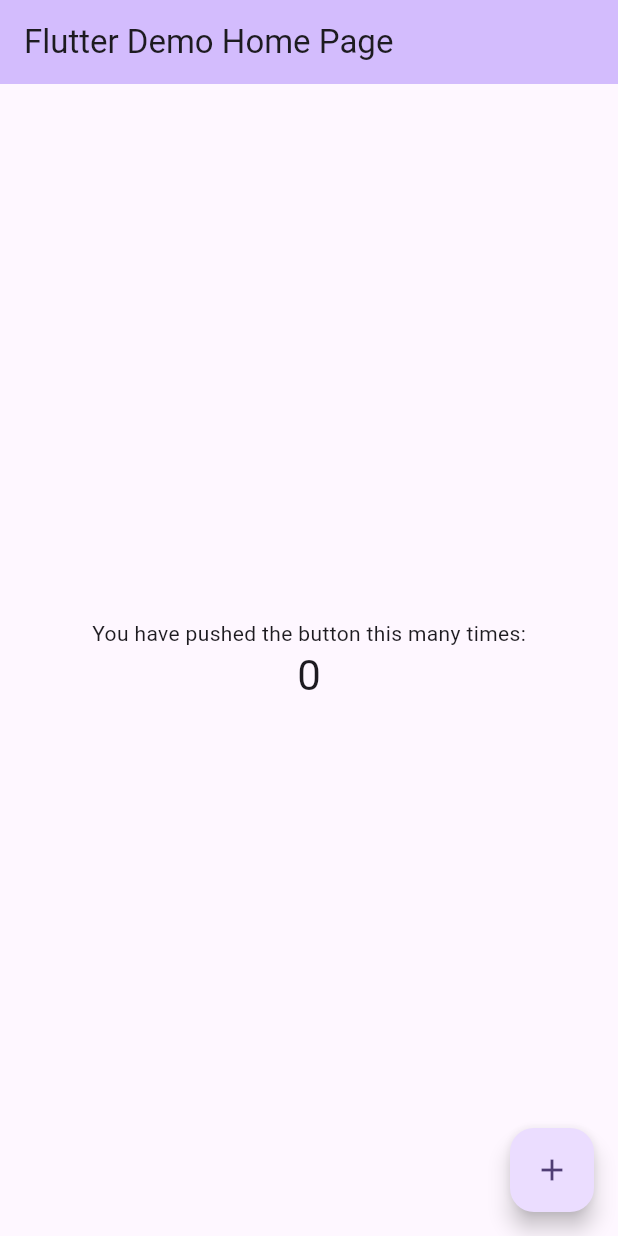
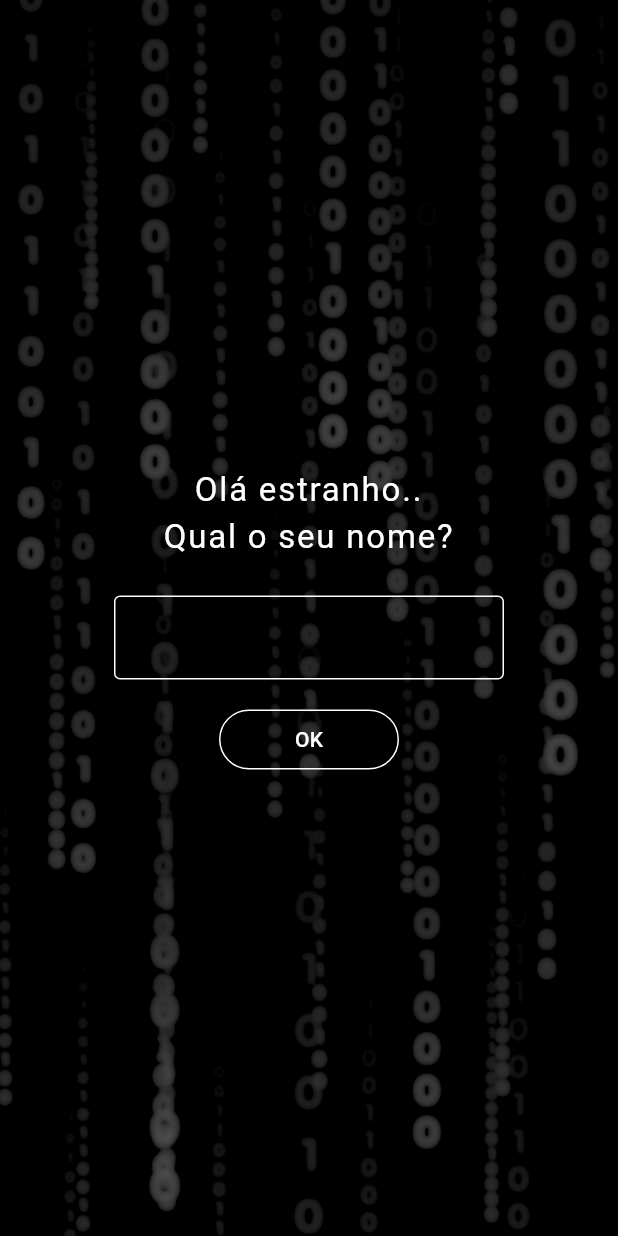
Before and after one commit to LeonardoAValerio/sql_plataform, a Flutter app: the screen it shows after launch, on a phone screen of 412 x 824 dp. Run offline on Flutter 3.47's test engine with Material 3 defaults, Android fonts, the phone set to English and light mode, and no system bars; our stand-ins replace objectbox; generated files the repository leaves out were written again; statements that could not run were skipped.

Commit message:
feat: adiciona tela inicial

```diff
--- a/lib/core/database/objectbox_manager.dart
+++ b/lib/core/database/objectbox_manager.dart
@@ -1,3 +1,5 @@
+import 'dart:io';
+
 import 'package:path/path.dart' as p;
 import 'package:path_provider/path_provider.dart';
 import 'package:sql_plataform/models/chapter.dart';
@@ -31,7 +33,15 @@ class ObjectBoxManager {
  /// Cria uma instância de ObjectBox para usar em todo o aplicativo.
   static Future<void> create() async {
     final docsDir = await getApplicationDocumentsDirectory();
-    final store = await openStore(directory: p.join(docsDir.path, "obx-example"));
+    final dbPath = p.join(docsDir.path, "obx-example");
+
+    // Validação crucial para Windows: garantir que o diretório existe
+    final directory = Directory(dbPath);
+    if (!await directory.exists()) {
+      await directory.create(recursive: true);
+    }
+
+    final store = await openStore(directory: dbPath);
     ObjectBoxManager._create(store);
     configBox = store.box<Config>();
     typeQuestionBox = store.box<TypeQuestion>();
--- a/lib/main.dart
+++ b/lib/main.dart
@@ -4,6 +4,7 @@ import 'package:sql_plataform/core/utils/database_seeder.dart';
 import 'package:sql_plataform/views/screens/home_screen.dart';
 
 void main()async {
+  print("Starting application...");
   WidgetsFlutterBinding.ensureInitialized();
   await ObjectBoxManager.create();
 
--- a/lib/models/faq.dart
+++ b/lib/models/faq.dart
@@ -1,4 +1,3 @@
-import 'dart:ffi';
 
 import 'package:objectbox/objectbox.dart';
 import 'package:sql_plataform/models/chapter.dart';
--- a/lib/views/screens/home_screen.dart
+++ b/lib/views/screens/home_screen.dart
@@ -1,5 +1,6 @@
 import 'package:flutter/material.dart';
 import 'package:sql_plataform/core/database/objectbox_manager.dart';
+import 'package:sql_plataform/models/config.dart';
 
 class MyHomePage extends StatefulWidget {
   const MyHomePage({super.key, required this.title});
@@ -11,39 +12,86 @@ class MyHomePage extends StatefulWidget {
 }
 
 class _MyHomePageState extends State<MyHomePage> {
-  int _counter = 0;
+  final TextEditingController _usernameController = TextEditingController();
 
-  void _incrementCounter() {
-    print(ObjectBoxManager.typeQuestionBox.getAll());
-
-    setState(() {
-      _counter++;
-    });
+  Future<void> _createUsernameConfig(String username) async {
+    ObjectBoxManager.configBox.put(
+      Config(username: username),
+    );
   }
 
   @override
   Widget build(BuildContext context) {
     return Scaffold(
-      appBar: AppBar(
-        backgroundColor: Theme.of(context).colorScheme.inversePrimary,
-        title: Text(widget.title),
+      body: Stack(
+        children: [
+          Container(
+            decoration: const BoxDecoration(
+              image: DecorationImage(
+                image: AssetImage('assets/images/background.png'),
+                fit: BoxFit.cover,
               ),
-      body: Center(
+            ),
+          ),
+          Center(
             child: Column(
-          mainAxisAlignment: MainAxisAlignment.center,
-          children: <Widget>[
-            const Text('You have pushed the button this many times:'),
+              mainAxisSize: MainAxisSize.min,
+              children: [
                 Text(
-              '$_counter',
-              style: Theme.of(context).textTheme.headlineMedium,
+                  'Olá estranho..\nQual o seu nome?',
+                  textAlign: TextAlign.center,
+                  style: const TextStyle(
+                    color: Colors.white,
+                    fontSize: 22,
+                    letterSpacing: 1.2,
+                  ),
+                ),
+                const SizedBox(height: 24),
+                SizedBox(
+                  width: 260,
+                  child: TextField(
+                    controller: _usernameController,
+                    maxLength: 16,
+                    style: const TextStyle(color: Colors.white),
+                    decoration: const InputDecoration(
+                      counterText: '',
+                      enabledBorder: OutlineInputBorder(
+                        borderSide: BorderSide(color: Colors.white),
+                      ),
+                      focusedBorder: OutlineInputBorder(
+                        borderSide: BorderSide(color: Colors.white),
+                      ),
+                    ),
+                  ),
+                ),
+                const SizedBox(height: 20),
+                SizedBox(
+                  width: 120,
+                  height: 40,
+                  child: OutlinedButton(
+                    onPressed: () {
+                      final username =
+                          _usernameController.text.trim();
+
+                      if (username.isEmpty) {
+                        return;
+                      }
+
+                      _createUsernameConfig(username);
+                    },
+                    style: OutlinedButton.styleFrom(
+                      side: const BorderSide(color: Colors.white),
+                    ),
+                    child: const Text(
+                      'OK',
+                      style: TextStyle(color: Colors.white),
+                    ),
+                  ),
                 ),
               ],
             ),
           ),
-      floatingActionButton: FloatingActionButton(
-        onPressed: _incrementCounter,
-        tooltip: 'Increment',
-        child: const Icon(Icons.add),
+        ],
       ),
     );
   }
--- a/pubspec.yaml
+++ b/pubspec.yaml
@@ -47,6 +47,8 @@ flutter:
   # assets:
   #   - images/a_dot_burr.jpeg
   #   - images/a_dot_ham.jpeg
+  assets:
+    - assets/images/background.png
 
   # An image asset can refer to one or more resolution-specific "variants", see
   # https://flutter.dev/to/resolution-aware-images
--- a/seeds/characters.json
+++ b/seeds/characters.json
@@ -13,5 +13,10 @@
         "refId": 3,
         "name": "Princesa",
         "pathImg": "/princesa.png"
+    },
+    {
+        "refId": 4,
+        "name": "Gamer",
+        "pathImg": "/gamer.png"
     }
 ]
```
Also changed, not shown: assets/images/background.png (added), pubspec.lock, 2 other files. Lines whose indentation alone changed are shown as unchanged.
